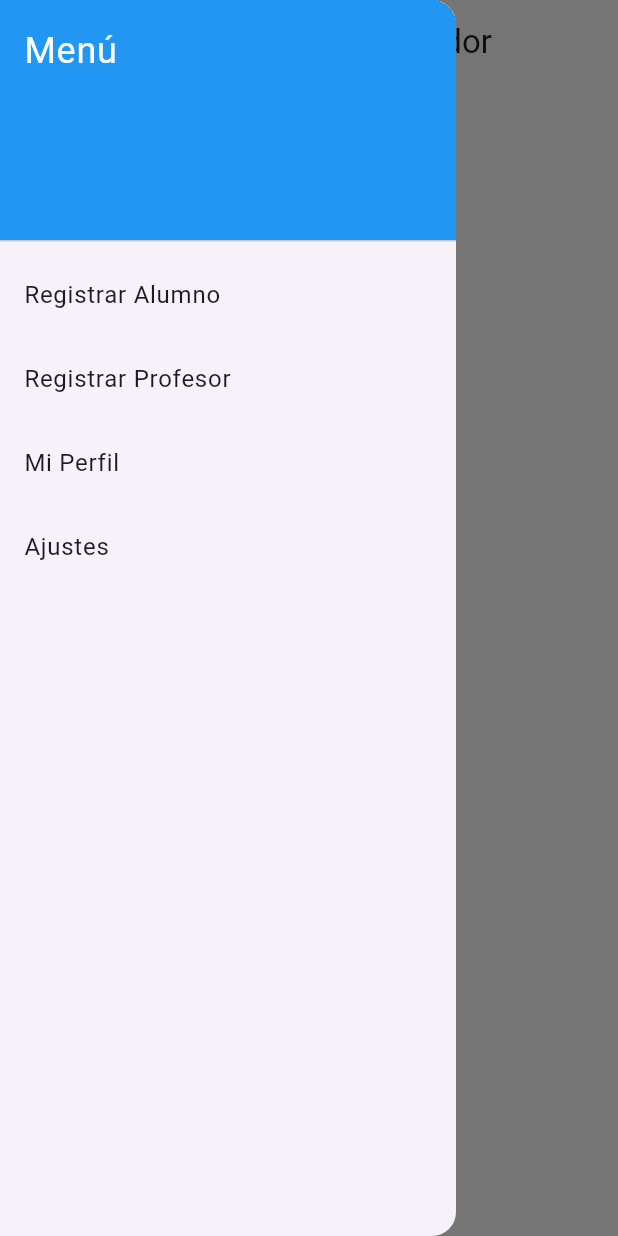
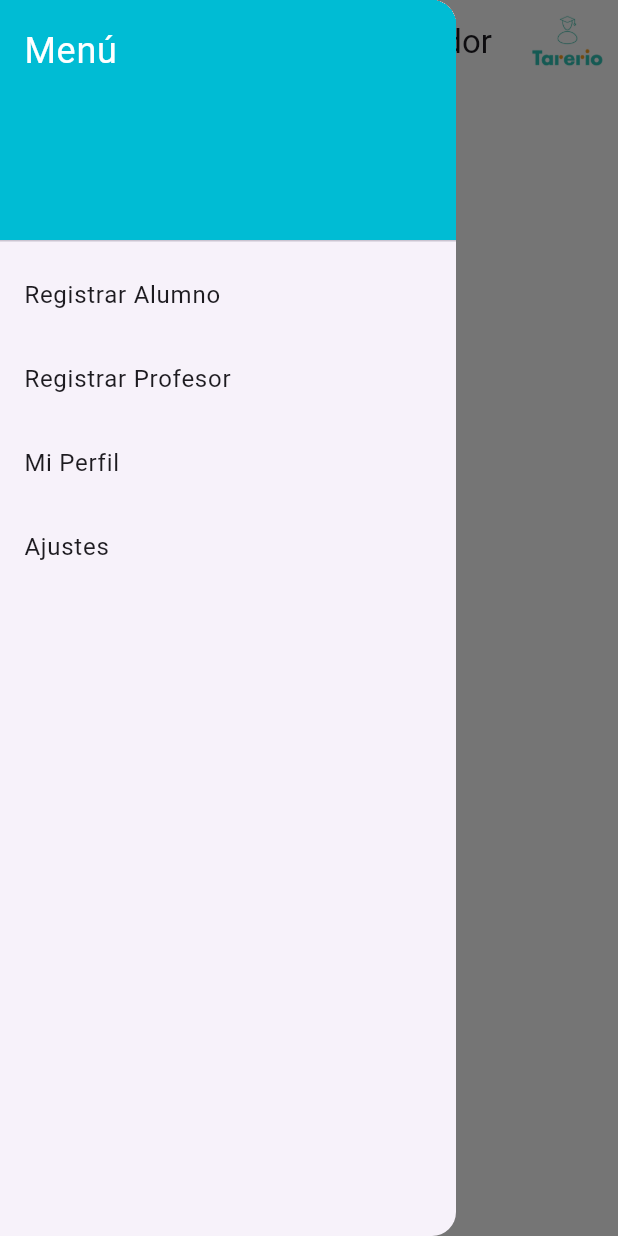
Before and after one commit to Tarerio/Tarerio-FRONT, a Flutter app: the PrincipalAdministrador screen opened directly, with the side drawer open, on a phone screen of 412 x 824 dp. Run offline on Flutter 3.47's test engine with Material 3 defaults, Android fonts, the phone set to English and light mode, and no system bars; our stand-ins replace image_picker.

Commit message:
JUANMI: Arreglos navbar

```diff
--- a/lib/Pages/principalAdministrador.dart
+++ b/lib/Pages/principalAdministrador.dart
@@ -1,11 +1,8 @@
 import 'package:flutter/material.dart';
-import 'registrarAlumno.dart';
+import 'home.dart'; // Import the home screen
+import '../Widgets/Navbar.dart'; // Import the Navbar component
 
 class PrincipalAdministrador extends StatelessWidget {
-
-  final List<String> listElements = ['Registrar Alumno', 'Registrar Profesor', 'Mi Perfil' ,'Ajustes'];
-  final List<String> listRoutes = ['/administrador/registrarAlumno', '/administrador/registrarProfesor', '/administrador/perfil' ,'administrador/ajustes'];
-
   PrincipalAdministrador({super.key});
 
   @override
@@ -19,6 +16,18 @@ class PrincipalAdministrador extends StatelessWidget {
             onPressed: () => Scaffold.of(context).openDrawer(),
           ),
         ),
+        actions: [
+          IconButton(
+            icon: Image.asset('assets/images/tarerio.png'),
+            onPressed: () {
+              Navigator.pushAndRemoveUntil(
+                context,
+                MaterialPageRoute(builder: (context) => Home()),
+                    (Route<dynamic> route) => false, // Remove all previous routes
+              );
+            },
+          ),
+        ],
       ),
       body: const Center(
         child: Text(
@@ -26,27 +35,7 @@ class PrincipalAdministrador extends StatelessWidget {
           style: TextStyle(fontSize: 40),
         ),
       ),
-      drawer: Drawer(
-        child: ListView(
-          padding: EdgeInsets.zero,
-          children: [
-            const DrawerHeader(
-              decoration: BoxDecoration(
-                color: Colors.blue,
-              ),
-              child: Text('Menú', style: TextStyle(color: Colors.white, fontSize: 24)),
-            ),
-            for (var i = 0; i < listElements.length; i++)
-              ListTile(
-                title: Text(listElements[i]),
-                onTap: () {
-                  // Navegar a la página correspondiente
-                  Navigator.pushNamed(context, listRoutes[i]);
-                },
-              ),
-          ],
-        )
-      ),
+      drawer: Navbar(), // Use the Navbar component
     );
   }
 }
--- a/lib/Widgets/Navbar.dart
+++ b/lib/Widgets/Navbar.dart
@@ -1,15 +1,10 @@
 import 'package:flutter/material.dart';
 
 class Navbar extends StatelessWidget {
+  final List<String> listElements = const ['Registrar Alumno', 'Registrar Profesor', 'Mi Perfil', 'Ajustes'];
+  final List<String> listRoutes = const ['/administrador/registrarAlumno', '/administrador/registrarProfesor', '/administrador/perfil', '/administrador/ajustes'];
 
-  final int colorPrincipal = 0xFF2EC4B6;
-
-  final List<String> listElements;
-
-  const Navbar({
-    super.key,
-    required this.listElements,
-  });
+  Navbar({super.key});
 
   @override
   Widget build(BuildContext context) {
@@ -18,7 +13,7 @@ class Navbar extends StatelessWidget {
         children: [
           DrawerHeader(
             decoration: BoxDecoration(
-              color: Color(colorPrincipal),
+              color: Colors.cyan[500],
             ),
             child: const Text(
               'Menú',
@@ -28,18 +23,16 @@ class Navbar extends StatelessWidget {
               ),
             ),
           ),
-          for (var element in listElements)
+          for (var i = 0; i < listElements.length; i++)
             ListTile(
-              title: Text(element),
+              title: Text(listElements[i]),
               onTap: () {
-                // Navegar a la página correspondiente
-                Navigator.pushNamed(context, element);
+                // Navigate to the corresponding page
+                Navigator.pushNamed(context, listRoutes[i]);
               },
             ),
         ],
       ),
     );
   }
-
-
 }
```
Also changed, not shown: lib/Pages/principalAlumno.dart (+0 -37 lines).
